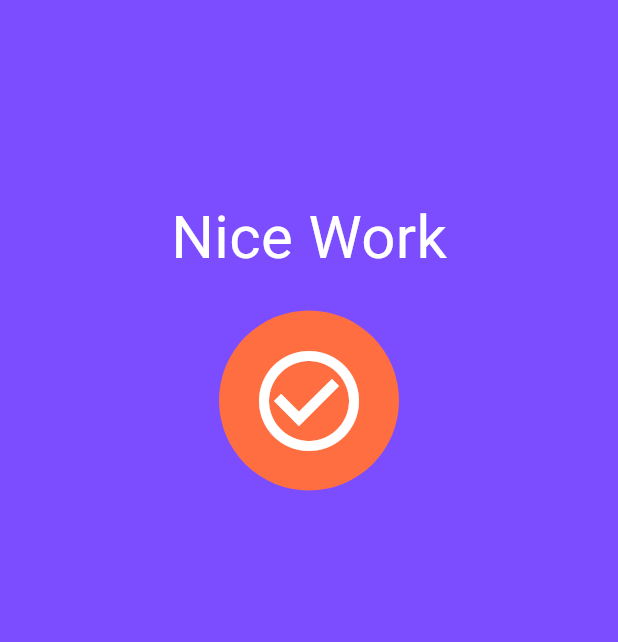
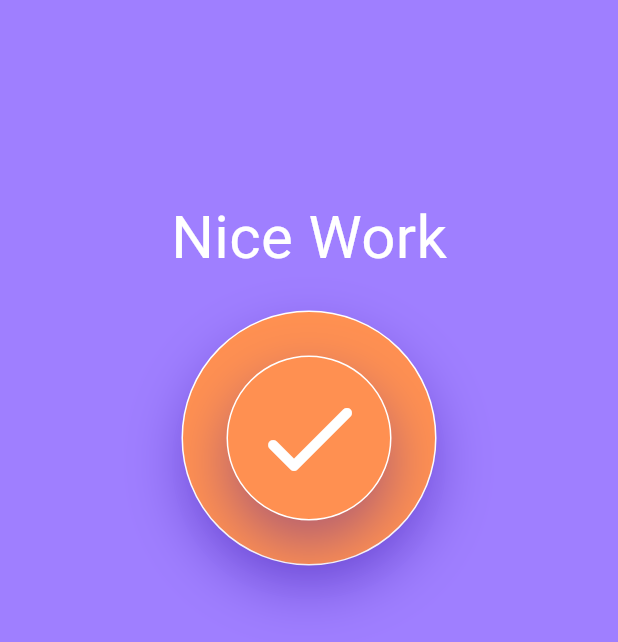
Before and after one commit to MilisaGwadiso/https---github.com-MilisaGwadiso-trivia-app, a Flutter app: the Quizscreen3 screen opened by its route, after a tap on "512", on a phone screen of 412 x 824 dp. Shown: the top 642 px of the screen. Run offline on Flutter 3.47's test engine with Material 3 defaults, Android fonts, the phone set to English and light mode, and no system bars.

Commit message:
added a new orange container

```diff
--- a/lib/Widgets/Questions/finalscreen.dart
+++ b/lib/Widgets/Questions/finalscreen.dart
@@ -1,4 +1,5 @@
 import 'package:flutter/material.dart';
+import 'package:trivia_app/Widgets/orange_circle.dart';
 
 class Finalscreen extends StatefulWidget {
   const Finalscreen({super.key});
@@ -11,25 +12,27 @@ class _FinalscreenState extends State<Finalscreen> {
   @override
   Widget build(BuildContext context) {
     return const Scaffold(
-      backgroundColor: Colors.deepPurpleAccent,
-      body: Center(
-        child: Column(
-children: [
-SizedBox(height: 130
-,),
-Text('Nice Work', style: TextStyle(color: Colors.white,fontSize: 40),),
-SizedBox(height: 20,),
-CircleAvatar(backgroundColor: Colors.deepOrangeAccent, radius: 60,
-  child: Icon(Icons.check_circle_outline, color: Colors.white,size: 80,),
-)
-
-
-
-
-],
-
-        ),
-      ),
-    );
+        backgroundColor: Color(0xFF9F7FFF),
+        body: Center(
+          child: Column(
+            children: [
+              SizedBox(
+                height: 130,
+              ),
+              Text(
+                'Nice Work',
+                style: TextStyle(color: Colors.white, fontSize: 40),
+              ),
+              SizedBox(
+                height: 20,
+              ),
+              OrangeCircle(
+                radius: 170,
+                child: OrangeCircle(
+                    radius: 110, child: Icon(Icons.check_rounded, color: Colors.white,size: 80, weight: 500,)),
+              ),
+            ],
+          ),
+        ));
   }
 }
--- a/lib/Widgets/Questions/quizscreen3.dart
+++ b/lib/Widgets/Questions/quizscreen3.dart
@@ -14,7 +14,7 @@ class _QuizscreenState extends State<Quizscreen3> {
   @override
   Widget build(BuildContext context) {
     return Scaffold(
-        backgroundColor: Colors.deepPurpleAccent,
+        backgroundColor: const Color(0xFF9F7FFF),
         body: Center(
             child: Column(children: [
           const SizedBox(
@@ -33,15 +33,18 @@ class _QuizscreenState extends State<Quizscreen3> {
           const SizedBox(
             height: 40,
           ),
-          const LinearProgressIndicator(
-            backgroundColor: Colors.orangeAccent,
-            value: 0.6,
+          const Padding(
+            padding: EdgeInsets.only(left: 15, right: 15),
+            child: LinearProgressIndicator(
+              backgroundColor: Colors.orangeAccent,
+              value: 0.6,
+            ),
           ),
 
           const SizedBox(
             height: 40,
           ),
-            const ScreensContainer(
+          const ScreensContainer(
             text:
                 'When Gmail first launched, how much storage did it provide for your email ?',
           ),
@@ -52,7 +55,7 @@ class _QuizscreenState extends State<Quizscreen3> {
             answers: const ['512', '1GB', '5GB', 'Unlimited'],
             onPress: () {
               Navigator.of(context).pushNamed(Routes.finalScreen);
-            } ,
+            },
           )
         ])));
   }
--- a/lib/Widgets/button_list.dart
+++ b/lib/Widgets/button_list.dart
@@ -14,7 +14,7 @@ class ButtonList extends StatelessWidget {
               child: ElevatedButton(
                 style: ElevatedButton.styleFrom(
                     backgroundColor: Colors.orangeAccent,
-                    minimumSize: const Size(325, 64),
+                    minimumSize: const Size(330, 64),
                     shape: RoundedRectangleBorder(
                       borderRadius: BorderRadius.circular(12),
                     )),
--- a/lib/Widgets/container.dart
+++ b/lib/Widgets/container.dart
@@ -31,7 +31,7 @@ class ContainerWidget extends StatelessWidget {
               'Press play to start QUIZMASTER',
               style: TextStyle(
                 fontWeight: FontWeight.bold,
-                color: Colors.deepPurple,
+                color: Color(0xFF9F7FFF),
                 fontSize: 32,
               ),
               textAlign: TextAlign.center,
--- /dev/null
+++ b/lib/Widgets/orange_circle.dart
@@ -0,0 +1,35 @@
+import 'package:flutter/material.dart';
+
+class OrangeCircle extends StatelessWidget {
+  const OrangeCircle({
+    required this.radius,
+    required this.child,
+    super.key,
+  });
+  final double radius;
+  final Widget child;
+  @override
+  Widget build(BuildContext context) {
+    return Container(
+      width: radius,
+      height: radius,
+      decoration: BoxDecoration(
+        shape: BoxShape.circle,
+        border: Border.all(color: Colors.white),
+        color: const Color(0xffFF9051),
+        boxShadow: [
+          BoxShadow(
+              offset: const Offset(
+                0,
+                16,
+              ),
+              color: const Color(0xff3610A6).withOpacity(0.4),
+              blurRadius: 32)
+        ],
+      ),
+      child: Center(
+        child: child,
+      ),
+    );
+  }
+}
--- a/lib/home_screen.dart
+++ b/lib/home_screen.dart
@@ -8,7 +8,7 @@ import 'package:trivia_app/Widgets/container.dart';
   @override
   Widget build(BuildContext context) {
     return const Scaffold(
-       backgroundColor: Colors.deepPurpleAccent,
+       backgroundColor: Color(0xFF9F7FFF),
       body: Column(
         children: [
           SizedBox(height:80),
```
Also changed, not shown: lib/Widgets/Questions/quizscreen1.dart (+7 -4 lines), lib/Widgets/Questions/quizscreen2.dart (+8 -8 lines).
